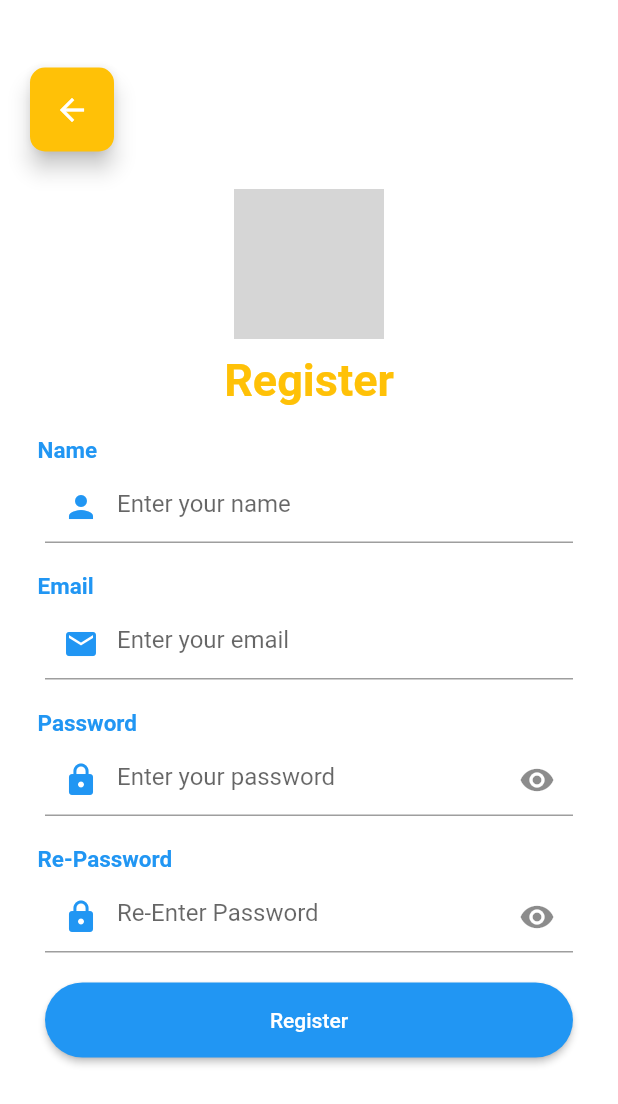
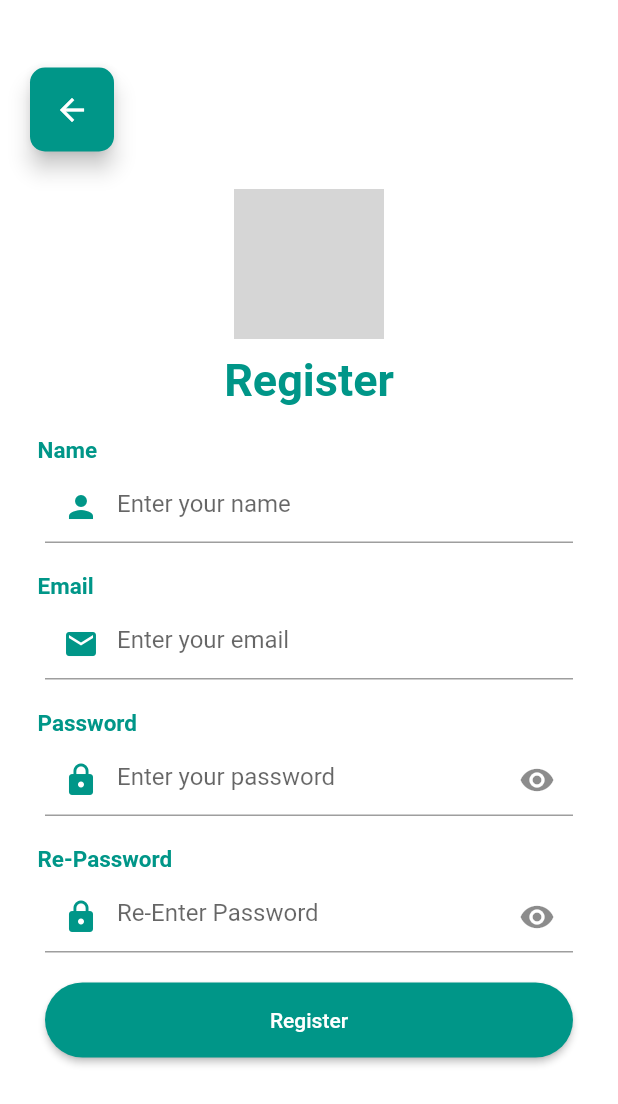
Before and after one commit to Tiarasekarsini/Exercise1_067, a Flutter app: the RegisterPage screen opened directly, on a phone screen of 412 x 824 dp. Shown: the top 1104 px of the screen. Run offline on Flutter 3.47's test engine with Material 2 defaults, Android fonts, the phone set to English and light mode, and no system bars; network calls fail; grey boxes are pictures that could not be loaded.

```diff
--- a/lib/register_page.dart
+++ b/lib/register_page.dart
@@ -36,7 +36,7 @@ class _RegisterPageState extends State<RegisterPage> {
                         MaterialPageRoute(
                             builder: (context) => const RegisterPage()));
                   },
-                  backgroundColor: Colors.amber,
+                  backgroundColor: Colors.teal,
                   shape: RoundedRectangleBorder(
                       borderRadius: BorderRadius.circular(10)),
                   child: const Icon(
@@ -64,7 +64,7 @@ class _RegisterPageState extends State<RegisterPage> {
                       style: TextStyle(
                           fontSize: 30,
                           fontWeight: FontWeight.bold,
-                          color: Colors.amber),
+                          color: Colors.teal),
                     ),
                   ],
                 ),
@@ -78,7 +78,7 @@ class _RegisterPageState extends State<RegisterPage> {
                   textAlign: TextAlign.left,
                   style: TextStyle(
                       fontSize: 15,
-                      color: Colors.blue,
+                      color: Colors.teal,
                       fontWeight: FontWeight.bold),
                 ),
               ),
@@ -90,7 +90,7 @@ class _RegisterPageState extends State<RegisterPage> {
                       TextFormField(
                         decoration: const InputDecoration(
                           hintText: "Enter your name",
-                          prefixIcon: Icon(Icons.person, color: Colors.blue),
+                          prefixIcon: Icon(Icons.person, color: Colors.teal),
                         ),
                         validator: (value) {
                           if (value == null || value.isEmpty) {
@@ -115,7 +115,7 @@ class _RegisterPageState extends State<RegisterPage> {
                     textAlign: TextAlign.left,
                     style: TextStyle(
                         fontSize: 15,
-                        color: Colors.blue,
+                        color: Colors.teal,
                         fontWeight: FontWeight.bold),
                   )),
               Container(
@@ -126,7 +126,7 @@ class _RegisterPageState extends State<RegisterPage> {
                       TextFormField(
                         decoration: const InputDecoration(
                           hintText: "Enter your email",
-                          prefixIcon: Icon(Icons.mail, color: Colors.blue),
+                          prefixIcon: Icon(Icons.mail, color: Colors.teal),
                         ),
                         validator: (value) {
                           if (value == null || value.isEmpty) {
@@ -151,7 +151,7 @@ class _RegisterPageState extends State<RegisterPage> {
                     textAlign: TextAlign.left,
                     style: TextStyle(
                         fontSize: 15,
-                        color: Colors.blue,
+                        color: Colors.teal,
                         fontWeight: FontWeight.bold),
                   )),
               Container(
@@ -166,7 +166,7 @@ class _RegisterPageState extends State<RegisterPage> {
                             hintText: "Enter your password",
                             prefixIcon: Icon(
                               Icons.lock,
-                              color: Colors.blue,
+                              color: Colors.teal,
                             ),
                             suffixIcon: Icon(Icons.visibility)),
                         validator: (value) {
@@ -189,7 +189,7 @@ class _RegisterPageState extends State<RegisterPage> {
                   textAlign: TextAlign.left,
                   style: TextStyle(
                       fontSize: 15,
-                      color: Colors.blue,
+                      color: Colors.teal,
                       fontWeight: FontWeight.bold),
                 ),
               ),
@@ -202,7 +202,7 @@ class _RegisterPageState extends State<RegisterPage> {
                         obscureText: true,
                         decoration: const InputDecoration(
                             hintText: "Re-Enter Password",
-                            prefixIcon: Icon(Icons.lock, color: Colors.blue),
+                            prefixIcon: Icon(Icons.lock, color: Colors.teal),
                             suffixIcon: Icon(Icons.visibility)),
                         validator: (value) {
                           if (value == null || value.isEmpty) {
@@ -224,6 +224,7 @@ class _RegisterPageState extends State<RegisterPage> {
                   ElevatedButton(
                     child: const Text('Register'),
                     style: ElevatedButton.styleFrom(
+                        backgroundColor: Colors.teal,
                         minimumSize: Size(double.infinity, 50),
                         shape: RoundedRectangleBorder(
                             borderRadius: BorderRadius.circular(40))),
--- a/lib/welcome_page.dart
+++ b/lib/welcome_page.dart
@@ -17,7 +17,7 @@ class WelcomePage extends StatelessWidget {
                       'Pokedex.',
                       style: TextStyle(
                         fontSize: 50,
-                        color: Colors.amber.shade600,
+                        color: Colors.teal,
                         fontWeight: FontWeight.bold,
                       ),
                     ),
@@ -52,7 +52,7 @@ class WelcomePage extends StatelessWidget {
                                 MaterialPageRoute(
                                     builder: (context) => const LoginPage()));
                           },
-                          backgroundColor: Colors.amber,
+                          backgroundColor: Colors.teal,
                           child: const Icon(
                             Icons.arrow_forward,
                             color: Colors.white,
```
Also changed, not shown: lib/home_page.dart (+60 -2 lines), lib/login_page.dart (+7 -6 lines).
